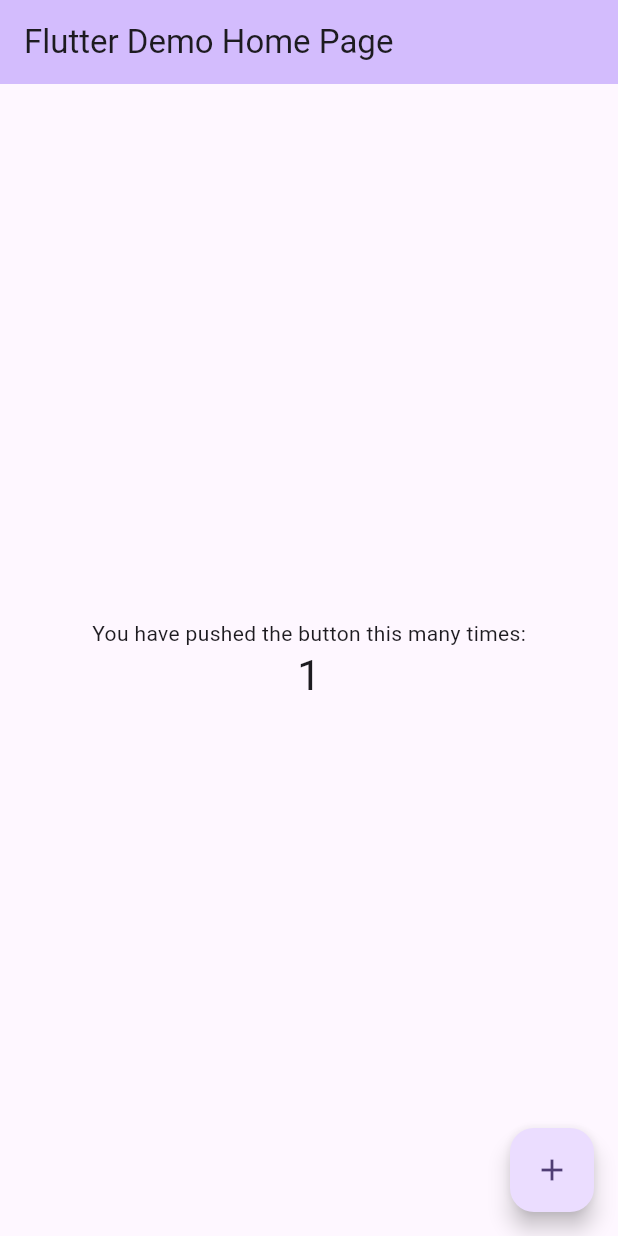
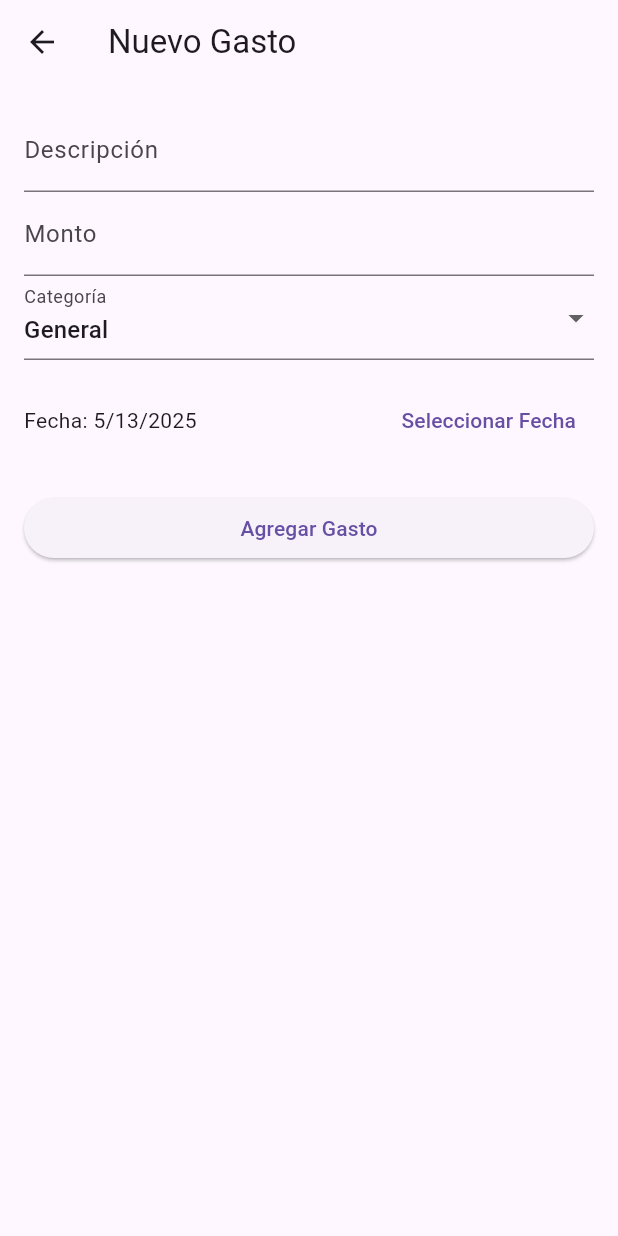
Before and after one commit to Siyah777/controldegastosesit, a Flutter app: the screen it shows after launch, after a tap on the "add" icon, on a phone screen of 412 x 824 dp. Run offline on Flutter 3.47's test engine with Material 3 defaults, Android fonts, the phone set to English and light mode, and no system bars; our stand-ins replace sqflite; accounts and stored records are empty.

Commit message:
backend_sidney

```diff
--- /dev/null
+++ b/lib/db/db_helper.dart
@@ -0,0 +1,55 @@
+import 'package:sqflite/sqflite.dart';
+import 'package:path/path.dart';
+
+class DatabaseHelper {
+  static final DatabaseHelper instance = DatabaseHelper._init();
+  static Database? _database;
+
+  DatabaseHelper._init();
+
+  Future<Database> get database async {
+    if (_database != null) return _database!;
+    _database = await _initDB('expenses.db');
+    return _database!;
+  }
+
+  Future<Database> _initDB(String filePath) async {
+    final dbPath = await getDatabasesPath();
+    final path = join(dbPath, filePath);
+
+    return await openDatabase(path, version: 1, onCreate: _createDB);
+  }
+
+  Future _createDB(Database db, int version) async {
+    await db.execute('''
+    CREATE TABLE transactions(
+      id INTEGER PRIMARY KEY AUTOINCREMENT,
+      description TEXT NOT NULL,
+      amount REAL NOT NULL,
+      category TEXT NOT NULL,
+      date TEXT NOT NULL
+    )
+    ''');
+  }
+
+  Future<int> insertTransaction(Map<String, dynamic> row) async {
+    final db = await instance.database;
+    return await db.insert('transactions', row);
+  }
+
+  Future<List<Map<String, dynamic>>> getTransactions() async {
+    final db = await instance.database;
+    return await db.query('transactions', orderBy: 'date DESC');
+  }
+
+  Future<int> updateTransaction(Map<String, dynamic> row) async {
+    final db = await instance.database;
+    final id = row['id'];
+    return await db.update('transactions', row, where: 'id = ?', whereArgs: [id]);
+  }
+
+  Future<int> deleteTransaction(int id) async {
+    final db = await instance.database;
+    return await db.delete('transactions', where: 'id = ?', whereArgs: [id]);
+  }
+}
--- a/lib/main.dart
+++ b/lib/main.dart
@@ -1,122 +1,23 @@
 import 'package:flutter/material.dart';
+import 'pages/home_page.dart';
 
 void main() {
-  runApp(const MyApp());
+  runApp(ExpenseApp());
 }
 
-class MyApp extends StatelessWidget {
-  const MyApp({super.key});
+class ExpenseApp extends StatelessWidget {
+  // Eliminamos el parámetro 'key' en el constructor
+  const ExpenseApp({super.key});
 
-  // This widget is the root of your application.
   @override
   Widget build(BuildContext context) {
     return MaterialApp(
-      title: 'Flutter Demo',
+      title: 'Gastos Personales',
       theme: ThemeData(
-        // This is the theme of your application.
-        //
-        // TRY THIS: Try running your application with "flutter run". You'll see
-        // the application has a purple toolbar. Then, without quitting the app,
-        // try changing the seedColor in the colorScheme below to Colors.green
-        // and then invoke "hot reload" (save your changes or press the "hot
-        // reload" button in a Flutter-supported IDE, or press "r" if you used
-        // the command line to start the app).
-        //
-        // Notice that the counter didn't reset back to zero; the application
-        // state is not lost during the reload. To reset the state, use hot
-        // restart instead.
-        //
-        // This works for code too, not just values: Most code changes can be
-        // tested with just a hot reload.
-        colorScheme: ColorScheme.fromSeed(seedColor: Colors.deepPurple),
+        primarySwatch: Colors.teal,
+        visualDensity: VisualDensity.adaptivePlatformDensity,
       ),
-      home: const MyHomePage(title: 'Flutter Demo Home Page'),
+      home: HomePage(),
     );
   }
 }
-
-class MyHomePage extends StatefulWidget {
-  const MyHomePage({super.key, required this.title});
-
-  // This widget is the home page of your application. It is stateful, meaning
-  // that it has a State object (defined below) that contains fields that affect
-  // how it looks.
-
-  // This class is the configuration for the state. It holds the values (in this
-  // case the title) provided by the parent (in this case the App widget) and
-  // used by the build method of the State. Fields in a Widget subclass are
-  // always marked "final".
-
-  final String title;
-
-  @override
-  State<MyHomePage> createState() => _MyHomePageState();
-}
-
-class _MyHomePageState extends State<MyHomePage> {
-  int _counter = 0;
-
-  void _incrementCounter() {
-    setState(() {
-      // This call to setState tells the Flutter framework that something has
-      // changed in this State, which causes it to rerun the build method below
-      // so that the display can reflect the updated values. If we changed
-      // _counter without calling setState(), then the build method would not be
-      // called again, and so nothing would appear to happen.
-      _counter++;
-    });
-  }
-
-  @override
-  Widget build(BuildContext context) {
-    // This method is rerun every time setState is called, for instance as done
-    // by the _incrementCounter method above.
-    //
-    // The Flutter framework has been optimized to make rerunning build methods
-    // fast, so that you can just rebuild anything that needs updating rather
-    // than having to individually change instances of widgets.
-    return Scaffold(
-      appBar: AppBar(
-        // TRY THIS: Try changing the color here to a specific color (to
-        // Colors.amber, perhaps?) and trigger a hot reload to see the AppBar
-        // change color while the other colors stay the same.
-        backgroundColor: Theme.of(context).colorScheme.inversePrimary,
-        // Here we take the value from the MyHomePage object that was created by
-        // the App.build method, and use it to set our appbar title.
-        title: Text(widget.title),
-      ),
-      body: Center(
-        // Center is a layout widget. It takes a single child and positions it
-        // in the middle of the parent.
-        child: Column(
-          // Column is also a layout widget. It takes a list of children and
-          // arranges them vertically. By default, it sizes itself to fit its
-          // children horizontally, and tries to be as tall as its parent.
-          //
-          // Column has various properties to control how it sizes itself and
-          // how it positions its children. Here we use mainAxisAlignment to
-          // center the children vertically; the main axis here is the vertical
-          // axis because Columns are vertical (the cross axis would be
-          // horizontal).
-          //
-          // TRY THIS: Invoke "debug painting" (choose the "Toggle Debug Paint"
-          // action in the IDE, or press "p" in the console), to see the
-          // wireframe for each widget.
-          mainAxisAlignment: MainAxisAlignment.center,
-          children: <Widget>[
-            const Text('You have pushed the button this many times:'),
-            Text(
-              '$_counter',
-              style: Theme.of(context).textTheme.headlineMedium,
-            ),
-          ],
-        ),
-      ),
-      floatingActionButton: FloatingActionButton(
-        onPressed: _incrementCounter,
-        tooltip: 'Increment',
-        child: const Icon(Icons.add),
-      ), // This trailing comma makes auto-formatting nicer for build methods.
-    );
-  }
-}
--- /dev/null
+++ b/lib/pages/add_edit_page.dart
@@ -0,0 +1,142 @@
+import 'package:flutter/material.dart';
+import 'package:intl/intl.dart';
+import '../db/db_helper.dart';
+
+class AddEditTransactionPage extends StatefulWidget {
+  final Map<String, dynamic>? transaction;
+
+  // Corregir el paso del parámetro 'key' correctamente al constructor de StatefulWidget
+  const AddEditTransactionPage({super.key, this.transaction});
+
+  @override
+  AddEditTransactionPageState createState() => AddEditTransactionPageState();
+}
+
+class AddEditTransactionPageState extends State<AddEditTransactionPage> {
+  final GlobalKey<FormState> formKey = GlobalKey<FormState>();
+  final TextEditingController descriptionController = TextEditingController();
+  final TextEditingController amountController = TextEditingController();
+  String selectedCategory = 'General';
+  DateTime selectedDate = DateTime.now();
+
+  final List<String> categories = [
+    'General',
+    'Alimentos',
+    'Transporte',
+    'Salud',
+    'Entretenimiento'
+  ];
+
+  @override
+  void initState() {
+    super.initState();
+    final t = widget.transaction;
+    if (t != null) {
+      descriptionController.text = t['description'];
+      amountController.text = t['amount'].toString();
+      selectedCategory = t['category'];
+      selectedDate = DateTime.parse(t['date']);
+    }
+  }
+
+  @override
+  void dispose() {
+    descriptionController.dispose();
+    amountController.dispose();
+    super.dispose();
+  }
+
+  Future<void> submitForm() async {
+    if (!formKey.currentState!.validate()) return;
+
+    final navigator = Navigator.of(context);
+    final row = {
+      'description': descriptionController.text,
+      'amount': double.parse(amountController.text),
+      'category': selectedCategory,
+      'date': selectedDate.toIso8601String(),
+    };
+
+    if (widget.transaction == null) {
+      await DatabaseHelper.instance.insertTransaction(row);
+    } else {
+      row['id'] = widget.transaction!['id'];
+      await DatabaseHelper.instance.updateTransaction(row);
+    }
+
+    if (!mounted) return;
+    navigator.pop();
+  }
+
+  Future<void> pickDate() async {
+    final picked = await showDatePicker(
+      context: context,
+      initialDate: selectedDate,
+      firstDate: DateTime(2000),
+      lastDate: DateTime(2100),
+    );
+    if (picked != null && picked != selectedDate && mounted) {
+      setState(() => selectedDate = picked);
+    }
+  }
+
+  @override
+  Widget build(BuildContext context) {
+    final isEditing = widget.transaction != null;
+    return Scaffold(
+      appBar: AppBar(
+        title: Text(isEditing ? 'Editar Gasto' : 'Nuevo Gasto'),
+      ),
+      body: Padding(
+        padding: const EdgeInsets.all(16),
+        child: Form(
+          key: formKey,
+          child: ListView(
+            children: [
+              TextFormField(
+                controller: descriptionController,
+                decoration: const InputDecoration(labelText: 'Descripción'),
+                validator: (v) => v!.isEmpty ? 'Campo requerido' : null,
+              ),
+              TextFormField(
+                controller: amountController,
+                decoration: const InputDecoration(labelText: 'Monto'),
+                keyboardType: const TextInputType.numberWithOptions(decimal: true),
+                validator: (v) {
+                  if (v == null || v.isEmpty) return 'Campo requerido';
+                  if (double.tryParse(v) == null) return 'Número inválido';
+                  return null;
+                },
+              ),
+              DropdownButtonFormField<String>(
+                value: selectedCategory,
+                items: categories
+                    .map((c) => DropdownMenuItem(value: c, child: Text(c)))
+                    .toList(),
+                onChanged: (v) => setState(() => selectedCategory = v!),
+                decoration: const InputDecoration(labelText: 'Categoría'),
+              ),
+              const SizedBox(height: 16),
+              Row(
+                children: [
+                  Expanded(
+                    child: Text('Fecha: ${DateFormat.yMd().format(selectedDate)}'),
+                  ),
+                  TextButton(
+                    onPressed: pickDate,
+                    child: const Text('Seleccionar Fecha'),
+                  ),
+                ],
+              ),
+              const SizedBox(height: 24),
+              ElevatedButton(
+                onPressed: submitForm,
+                child: Text(isEditing ? 'Guardar Cambios' : 'Agregar Gasto'),
+              ),
+            ],
+          ),
+        ),
+      ),
+    );
+  }
+}
--- /dev/null
+++ b/lib/pages/home_page.dart
@@ -0,0 +1,117 @@
+import 'package:flutter/material.dart';
+import 'package:intl/intl.dart';
+import '../db/db_helper.dart';
+import 'add_edit_page.dart';
+
+class HomePage extends StatefulWidget {
+  const HomePage({super.key});
+
+  @override
+  HomePageState createState() => HomePageState();
+}
+
+class HomePageState extends State<HomePage> {
+  List<Map<String, dynamic>> _transactions = [];
+  double _total = 0;
+
+  // Refresca las transacciones y calcula el total
+  void _refreshTransactions() async {
+    final data = await DatabaseHelper.instance.getTransactions();
+    double total = 0;
+    // Usamos un bucle for en lugar de forEach
+    for (var t in data) {
+      total += t['amount'];
+    }
+    setState(() {
+      _transactions = data;
+      _total = total;
+    });
+  }
+
+  @override
+  void initState() {
+    super.initState();
+    _refreshTransactions();
+  }
+
+  // Elimina una transacción por su id
+  void _deleteTransaction(int id) async {
+    await DatabaseHelper.instance.deleteTransaction(id);
+    _refreshTransactions();
+  }
+
+  // Muestra un diálogo de confirmación antes de eliminar
+  void _showDeleteDialog(int id) {
+    showDialog(
+      context: context,
+      builder: (ctx) => AlertDialog(
+        title: const Text('¿Eliminar gasto?'),
+        content: const Text('Esta acción no se puede deshacer.'),
+        actions: [
+          TextButton(
+            onPressed: () => Navigator.of(ctx).pop(),
+            child: const Text('Cancelar'),
+          ),
+          TextButton(
+            onPressed: () {
+              Navigator.of(ctx).pop();
+              _deleteTransaction(id);
+            },
+            child: const Text(
+              'Eliminar',
+              style: TextStyle(color: Colors.red),
+            ),
+          ),
+        ],
+      ),
+    );
+  }
+
+  // Navega a la página de agregar o editar transacción
+  void _navigateToAddEdit([Map<String, dynamic>? transaction]) async {
+    await Navigator.of(context).push(MaterialPageRoute(
+      builder: (_) => AddEditTransactionPage(transaction: transaction),
+    ));
+    _refreshTransactions();
+  }
+
+  @override
+  Widget build(BuildContext context) {
+    return Scaffold(
+      appBar: AppBar(
+        title: Text('Gastos Totales: \$${_total.toStringAsFixed(2)}'),
+      ),
+      body: ListView.builder(
+        itemCount: _transactions.length,
+        itemBuilder: (ctx, i) {
+          final t = _transactions[i];
+          return Card(
+            margin: const EdgeInsets.symmetric(vertical: 5, horizontal: 10),
+            child: ListTile(
+              title: Text(t['description']),
+              subtitle: Text(
+                  "${t['category']} - ${DateFormat.yMd().format(DateTime.parse(t['date']))}"),
+              trailing: Row(
+                mainAxisSize: MainAxisSize.min,
+                children: [
+                  IconButton(
+                    icon: const Icon(Icons.edit),
+                    onPressed: () => _navigateToAddEdit(t),
+                  ),
+                  IconButton(
+                    icon: const Icon(Icons.delete, color: Colors.red),
+                    onPressed: () => _showDeleteDialog(t['id']),
+                  ),
+                ],
+              ),
+            ),
+          );
+        },
+      ),
+      floatingActionButton: FloatingActionButton(
+        onPressed: () => _navigateToAddEdit(),
+        child: const Icon(Icons.add),
+      ),
+    );
+  }
+}
```
Also changed, not shown: lib/models/transaction_model.dart (added, +42 -0 lines), pubspec.yaml (+5 -2 lines), pubspec.lock, 25 other files.
